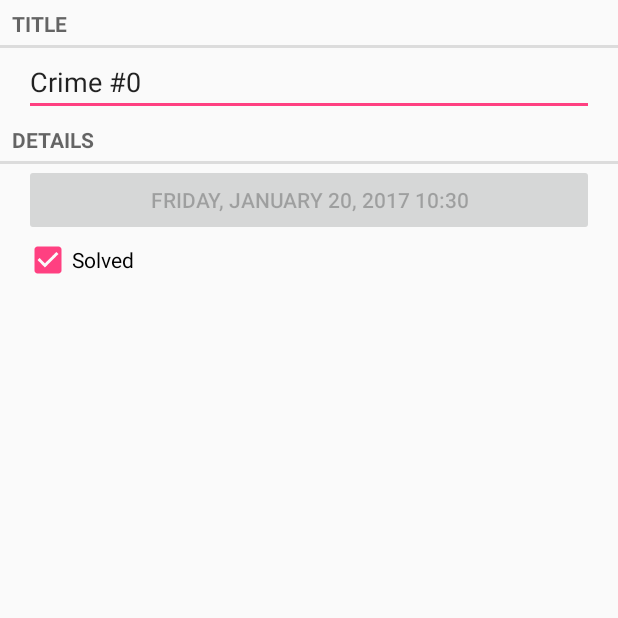
After one commit to figozhg/CriminalIntent, an Android app: the CrimePagerActivity screen opened directly, with no data from a screen before it, on a phone screen of 412 x 824 dp, the top half of it. The commit adds this screen. Run offline under Robolectric (Android 15) with nearby library versions, the phone set to English and light mode, and no system bars.

Commit message:
Finished Chapter 11 and the Challenge Issue of Chapter 10.5 of the <<Android Programming -- The Big Nerd Ranch Guide, 2nd ed>>.

```diff
--- a/app/build.gradle
+++ b/app/build.gradle
@@ -25,7 +25,8 @@ dependencies {
         exclude group: 'com.android.support', module: 'support-annotations'
     })
     compile 'com.android.support:appcompat-v7:25.1.0'
-    testCompile 'junit:junit:4.12'
     compile 'com.android.support:support-v4:25.1.0'
     compile 'com.android.support:recyclerview-v7:25.1.0'
+    compile 'com.android.support:design:25.1.0'
+    testCompile 'junit:junit:4.12'
 }
--- a/app/src/main/java/com/example/bigzhg/criminalintent/CrimeFragment.java
+++ b/app/src/main/java/com/example/bigzhg/criminalintent/CrimeFragment.java
@@ -1,6 +1,7 @@
 package com.example.bigzhg.criminalintent;
 
 
+import android.app.Activity;
 import android.os.Bundle;
 import android.support.v4.app.Fragment;
 import android.text.Editable;
@@ -14,20 +15,39 @@ import android.widget.CheckBox;
 import android.widget.CompoundButton;
 import android.widget.EditText;
 
+import java.util.UUID;
+
 /**
  * Created by BigZhg on 2017/1/5.
  */
 
 public class CrimeFragment extends Fragment {
+
+    private static final String ARG_CRIME_ID = "crime_id";
+
     private Crime mCrime;
     private EditText mTitleField;
     private Button mDateButton;
     private CheckBox mSolvedCheckBox;
 
+    public static CrimeFragment newInstance(UUID crimeId) {
+        Bundle args = new Bundle();
+        args.putSerializable(ARG_CRIME_ID, crimeId);
+
+        CrimeFragment fragment = new CrimeFragment();
+        fragment.setArguments(args);
+        return fragment;
+    }
+
     @Override
     public void onCreate(Bundle saveInstanceState) {
         super.onCreate(saveInstanceState);
-        mCrime = new Crime();
+//        mCrime = new Crime();
+//        UUID crimeId = (UUID)getActivity().getIntent()
+//                .getSerializableExtra(CrimeActivity.EXTRA_CRIME_ID);
+        UUID crimeId = (UUID)getArguments().getSerializable(ARG_CRIME_ID);
+
+        mCrime = CrimeLab.get(getActivity()).getCrime(crimeId);
     }
 
     @Override
@@ -37,6 +57,7 @@ public class CrimeFragment extends Fragment {
         View v = inflater.inflate(R.layout.fragment_crime, container, false);
 
         mTitleField = (EditText)v.findViewById(R.id.crime_title);
+        mTitleField.setText(mCrime.getTitle());
         mTitleField.addTextChangedListener(new TextWatcher() {
             @Override
             public void beforeTextChanged(
@@ -72,6 +93,7 @@ public class CrimeFragment extends Fragment {
         mDateButton.setEnabled(false); // It is opened after Chapter 12
 
         mSolvedCheckBox = (CheckBox)v.findViewById(R.id.crime_solved);
+        mSolvedCheckBox.setChecked(mCrime.isSolved());
         mSolvedCheckBox.setOnCheckedChangeListener(new CompoundButton.OnCheckedChangeListener() {
             @Override
             public void onCheckedChanged(CompoundButton buttonView, boolean isChecked) {
@@ -82,4 +104,8 @@ public class CrimeFragment extends Fragment {
 
         return v;
     }
+
+    public void returnResult() {
+        getActivity().setResult(Activity.RESULT_OK, null);
+    }
 }
--- /dev/null
+++ b/app/src/main/java/com/example/bigzhg/criminalintent/CrimePagerActivity.java
@@ -0,0 +1,64 @@
+package com.example.bigzhg.criminalintent;
+
+import android.content.Context;
+import android.content.Intent;
+import android.os.Bundle;
+import android.support.v4.app.Fragment;
+import android.support.v4.app.FragmentActivity;
+import android.support.v4.app.FragmentManager;
+import android.support.v4.app.FragmentStatePagerAdapter;
+import android.support.v4.view.ViewPager;
+import android.view.View;
+
+import java.util.List;
+import java.util.UUID;
+
+/**
+ * Created by BigZhg on 2017/1/19.
+ */
+
+public class CrimePagerActivity extends FragmentActivity {
+    private static final String EXTRA_CRIME_ID =
+            "com.example.bigzhg.criminalintent.crime_id";
+
+    private ViewPager mViewPager;
+    private List<Crime> mCrimes;
+
+    public static Intent newIntent(Context packageContext, UUID crimeId) {
+        Intent intent = new Intent(packageContext, CrimePagerActivity.class);
+        intent.putExtra(EXTRA_CRIME_ID, crimeId);
+        return intent;
+    }
+
+    @Override
+    protected void onCreate(Bundle savedInstanceState) {
+        super.onCreate(savedInstanceState);
+        setContentView(R.layout.activity_crime_pager);
+
+        UUID crimeId = (UUID) getIntent().getSerializableExtra(EXTRA_CRIME_ID);
+
+        mViewPager = (ViewPager) findViewById(R.id.activity_crime_pager_view_pager);
+
+        mCrimes = CrimeLab.get(this).getCrimes();
+        FragmentManager fragmentManager = getSupportFragmentManager();
+        mViewPager.setAdapter(new FragmentStatePagerAdapter(fragmentManager) {
+            @Override
+            public Fragment getItem(int position) {
+                Crime crime = mCrimes.get(position);
+                return CrimeFragment.newInstance(crime.getId());
+            }
+
+            @Override
+            public int getCount() {
+                return mCrimes.size();
+            }
+        });
+
+        for (int i = 0; i < mCrimes.size(); i++) {
+            if (mCrimes.get(i).getId().equals(crimeId)) {
+                mViewPager.setCurrentItem(i);
+                break;
+            }
+        }
+    }
+}
--- /dev/null
+++ b/app/src/main/res/layout/activity_crime_pager.xml
@@ -0,0 +1,9 @@
+<?xml version="1.0" encoding="utf-8"?>
+<android.support.v4.view.ViewPager
+    xmlns:android="http://schemas.android.com/apk/res/android"
+    android:id="@+id/activity_crime_pager_view_pager"
+    android:orientation="vertical"
+    android:layout_width="match_parent"
+    android:layout_height="match_parent">
+
+</android.support.v4.view.ViewPager>
--- a/app/src/main/res/values/dimens.xml
+++ b/app/src/main/res/values/dimens.xml
@@ -2,4 +2,5 @@
     <!-- Default screen margins, per the Android Design guidelines. -->
     <dimen name="activity_horizontal_margin">16dp</dimen>
     <dimen name="activity_vertical_margin">16dp</dimen>
+    <dimen name="fab_margin">16dp</dimen>
 </resources>
--- a/app/src/main/res/values/strings.xml
+++ b/app/src/main/res/values/strings.xml
@@ -6,4 +6,5 @@
     <string name="crime_title_label">Title</string>
     <string name="crime_details_label">Details</string>
     <string name="crime_solved_label">Solved</string>
+    <string name="title_activity_crime">CrimeActivity</string>
 </resources>
```
Also changed, not shown: app/src/main/AndroidManifest.xml (+5 -3 lines), app/src/main/java/com/example/bigzhg/criminalintent/CrimeActivity.java (deleted, +0 -15 lines), app/src/main/java/com/example/bigzhg/criminalintent/CrimeListFragment.java (+40 -5 lines), app/src/main/res/values/styles.xml (+9 -0 lines).
